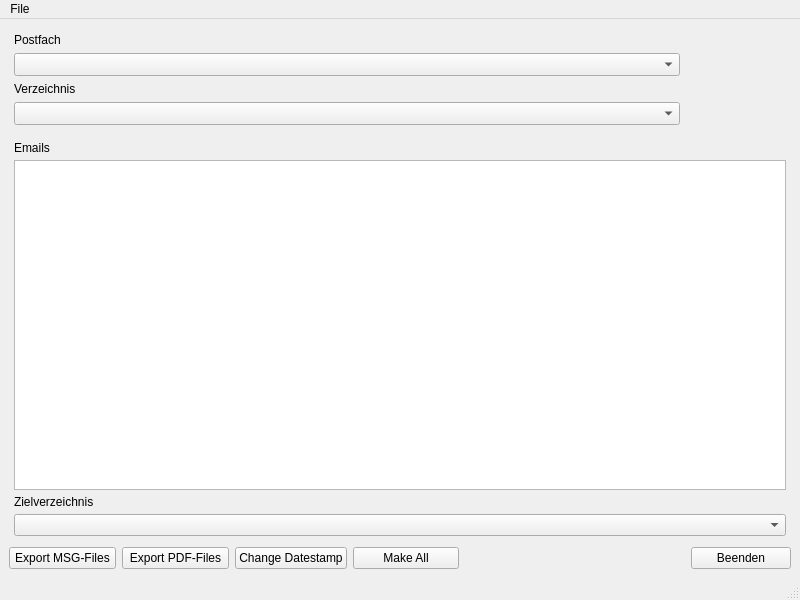
First picture: the form in outlook_email_exporter.ui, repository zoelchr/OutlookEmailExporter, before the edit.
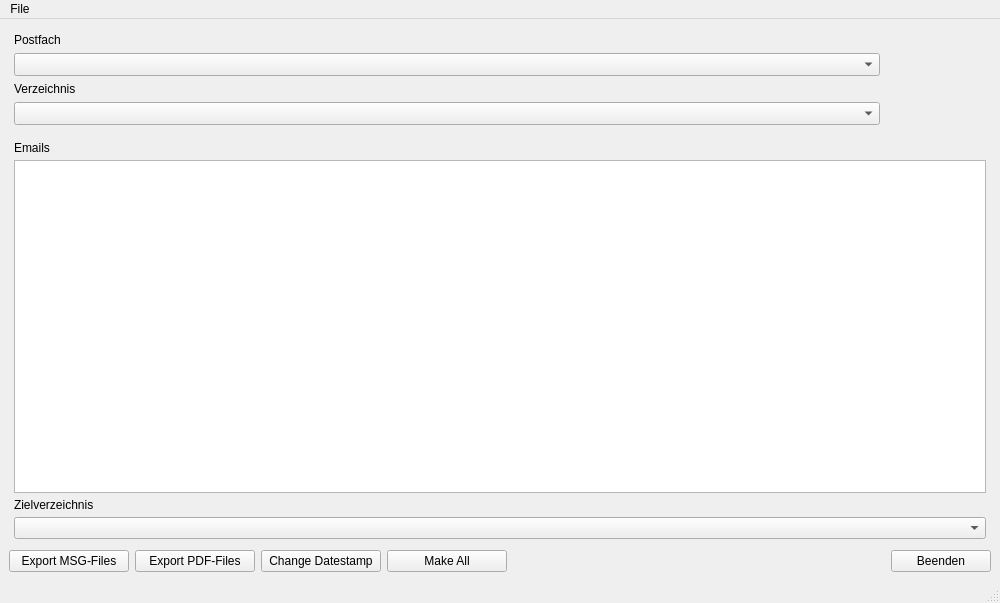
Second picture: the form after the edit.

Commit message:
Expand GUI functionality with email table integration.
Updated the UI and controller to support email display in a table. Added modules for reading emails from Outlook (`mail_reader`), defining email data (`email_model`), and managing the table model (`email_table_model`). Enhanced functionality includes email loading, dynamic table resizing, and checkbox-based selection.

Diff of the .ui file:
```diff
--- a/outlook_email_exporter.ui
+++ b/outlook_email_exporter.ui
@@ -6,13 +6,13 @@
    <rect>
     <x>0</x>
     <y>0</y>
-    <width>800</width>
-    <height>600</height>
+    <width>1000</width>
+    <height>603</height>
    </rect>
   </property>
   <property name="minimumSize">
    <size>
-    <width>800</width>
+    <width>1000</width>
     <height>600</height>
    </size>
   </property>
@@ -191,7 +191,7 @@
     <rect>
      <x>0</x>
      <y>0</y>
-     <width>800</width>
+     <width>1000</width>
      <height>22</height>
     </rect>
    </property>
```
The commit also changes 4 other files.
